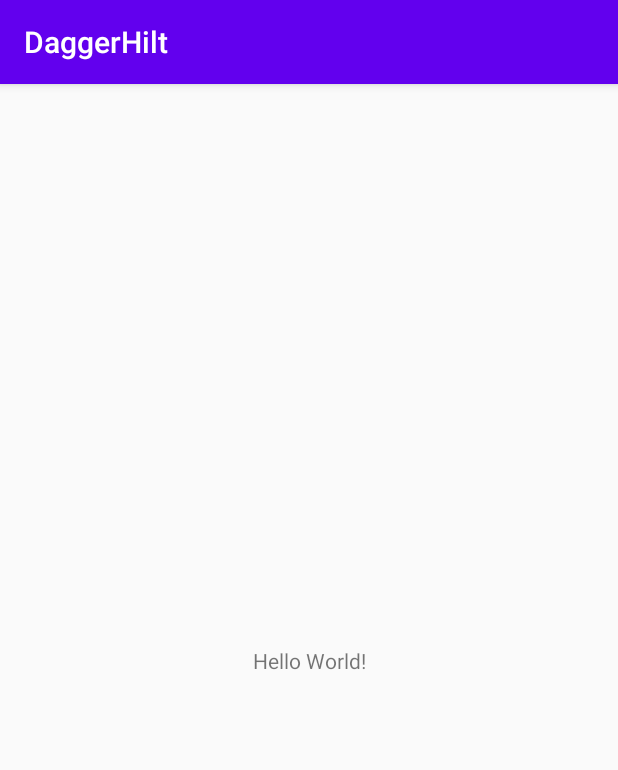
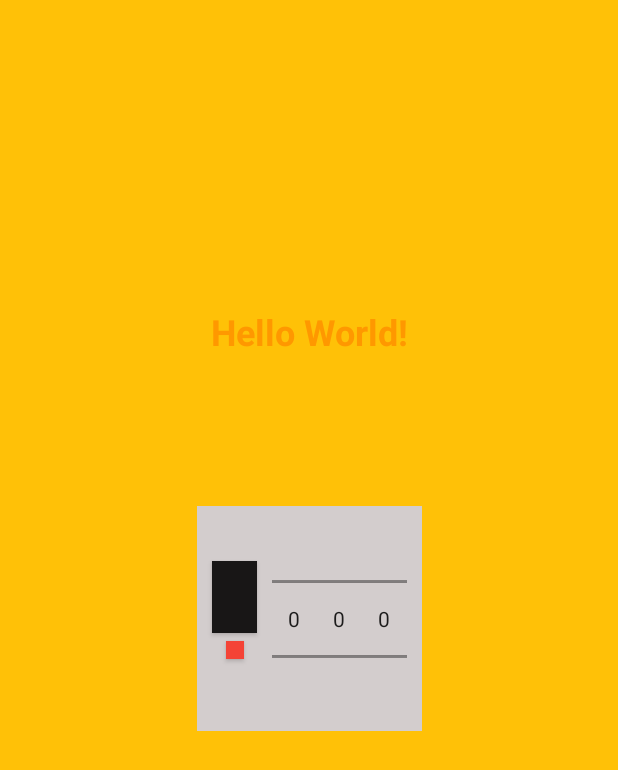
Before and after one commit to hyosikchoi/DaggerHiltSelfExample, an Android app: the screen it shows after launch (MainActivity), on a phone screen of 412 x 824 dp. Shown: the top 770 px of the screen. Run offline under Robolectric (Android 15) with nearby library versions, the phone set to English and light mode, and no system bars; our stand-ins replace Dagger/Hilt's generated code; network calls fail; 1 statement that could not run was skipped.

Commit message:
ui 구성

```diff
--- a/app/build.gradle
+++ b/app/build.gradle
@@ -72,7 +72,6 @@ dependencies {
     def life_cycle_version = "2.2.0"
     implementation("org.jetbrains.kotlinx:kotlinx-coroutines-android:1.3.5")
     implementation("org.jetbrains.kotlinx:kotlinx-coroutines-core:1.3.7")
-    implementation "androidx.lifecycle:lifecycle-viewmodel-ktx:2.2.0"
     implementation("androidx.lifecycle:lifecycle-viewmodel-ktx:$life_cycle_version")
     implementation("androidx.lifecycle:lifecycle-runtime-ktx:$life_cycle_version")
     implementation("androidx.lifecycle:lifecycle-livedata-ktx:$life_cycle_version")
@@ -87,4 +86,9 @@ dependencies {
     implementation 'com.squareup.retrofit2:retrofit:2.9.0'
     implementation 'com.squareup.retrofit2:converter-gson:2.9.0'
 
+    // Recyclerview
+    implementation("androidx.recyclerview:recyclerview:1.2.1")
+    // For control over item selection of both touch and mouse driven selection
+    implementation("androidx.recyclerview:recyclerview-selection:1.1.0")
+
 }
--- a/app/src/main/AndroidManifest.xml
+++ b/app/src/main/AndroidManifest.xml
@@ -10,10 +10,12 @@
         android:label="@string/app_name"
         android:roundIcon="@mipmap/ic_launcher_round"
         android:supportsRtl="true"
-        android:theme="@style/AppTheme"
+        android:theme="@style/AppTheme.NoActionBar"
         android:name=".MainApplication"
         >
-        <activity android:name=".MainActivity">
+        <activity android:name=".MainActivity"
+            android:exported="true"
+            >
             <intent-filter>
                 <action android:name="android.intent.action.MAIN" />
 
--- a/app/src/main/java/kr/co/daggerhilt/MainActivity.kt
+++ b/app/src/main/java/kr/co/daggerhilt/MainActivity.kt
@@ -31,7 +31,7 @@ class MainActivity : AppCompatActivity() , CoroutineScope {
             val response = api.pingPong()
             if(response.isSuccessful) {
                 withContext(Dispatchers.Main) {
-                    Toast.makeText(this@MainActivity , "response : ${response.body()}" , Toast.LENGTH_LONG).show()
+
                 }
             }
         }
--- /dev/null
+++ b/app/src/main/res/drawable/change_ripple.xml
@@ -0,0 +1,13 @@
+<?xml version="1.0" encoding="utf-8"?>
+<ripple xmlns:android="http://schemas.android.com/apk/res/android"
+    android:color="@color/gray">
+
+    <item android:id="@android:id/background">
+
+        <shape android:shape="rectangle">
+            <solid android:color="@color/red" />
+        </shape>
+
+    </item>
+
+</ripple>
--- /dev/null
+++ b/app/src/main/res/drawable/open_ripple.xml
@@ -0,0 +1,13 @@
+<?xml version="1.0" encoding="utf-8"?>
+<ripple xmlns:android="http://schemas.android.com/apk/res/android"
+    android:color="@color/gray"
+    >
+
+    <item android:id="@android:id/background">
+        <shape android:shape="rectangle">
+            <solid
+                android:color="@color/black"/>
+        </shape>
+    </item>
+
+</ripple>
--- a/app/src/main/res/layout/activity_main.xml
+++ b/app/src/main/res/layout/activity_main.xml
@@ -6,13 +6,84 @@
     android:layout_height="match_parent"
     tools:context=".MainActivity">
 
+
     <TextView
+        android:id="@+id/title"
         android:layout_width="wrap_content"
         android:layout_height="wrap_content"
         android:text="Hello World!"
-        app:layout_constraintBottom_toBottomOf="parent"
+        android:textSize="24sp"
+        android:textStyle="bold"
+        android:textColor="@color/orange"
+        android:textAlignment="center"
         app:layout_constraintLeft_toLeftOf="parent"
         app:layout_constraintRight_toRightOf="parent"
-        app:layout_constraintTop_toTopOf="parent" />
+        app:layout_constraintBottom_toTopOf="@+id/safe"
+        android:layout_marginBottom="100dp"
+        />
+
+    <androidx.constraintlayout.widget.ConstraintLayout
+        android:id="@+id/safe"
+        android:layout_width="150dp"
+        android:layout_height="150dp"
+        app:layout_constraintTop_toTopOf="parent"
+        app:layout_constraintStart_toStartOf="parent"
+        app:layout_constraintEnd_toEndOf="parent"
+        app:layout_constraintBottom_toBottomOf="parent"
+        android:background="@color/gray">
+
+        <NumberPicker
+            android:id="@+id/lastNum"
+            android:layout_width="30dp"
+            android:layout_height="100dp"
+            app:layout_constraintTop_toTopOf="parent"
+            app:layout_constraintBottom_toBottomOf="parent"
+            app:layout_constraintEnd_toEndOf="parent"
+            android:layout_marginEnd="10dp"
+            android:background="@color/gray"
+            />
+        <NumberPicker
+            android:id="@+id/middleNum"
+            android:layout_width="30dp"
+            android:layout_height="100dp"
+            app:layout_constraintTop_toTopOf="parent"
+            app:layout_constraintBottom_toBottomOf="parent"
+            app:layout_constraintEnd_toStartOf="@+id/lastNum"
+            android:background="@color/gray"
+            />
+        <NumberPicker
+            android:id="@+id/startNum"
+            android:layout_width="30dp"
+            android:layout_height="100dp"
+            app:layout_constraintTop_toTopOf="parent"
+            app:layout_constraintBottom_toBottomOf="parent"
+            app:layout_constraintEnd_toStartOf="@+id/middleNum"
+            android:background="@color/gray"
+            />
+
+        <androidx.appcompat.widget.AppCompatButton
+            android:id="@+id/openButton"
+            android:layout_width="30dp"
+            android:layout_height="wrap_content"
+            app:layout_constraintEnd_toStartOf="@+id/startNum"
+            app:layout_constraintTop_toTopOf="@id/startNum"
+            app:layout_constraintBottom_toBottomOf="@id/startNum"
+            android:layout_marginEnd="10dp"
+            android:layout_marginBottom="30dp"
+            android:background="@drawable/open_ripple"/>
+
+        <androidx.appcompat.widget.AppCompatButton
+            android:id="@+id/changePasswordButton"
+            android:layout_width="12dp"
+            android:layout_height="12dp"
+            android:background="@drawable/change_ripple"
+            app:layout_constraintStart_toStartOf="@+id/openButton"
+            app:layout_constraintEnd_toEndOf="@+id/openButton"
+            app:layout_constraintTop_toBottomOf="@+id/openButton"
+            android:layout_marginTop="5dp"/>
+
+
+    </androidx.constraintlayout.widget.ConstraintLayout>
+
 
 </androidx.constraintlayout.widget.ConstraintLayout>
--- a/app/src/main/res/values/colors.xml
+++ b/app/src/main/res/values/colors.xml
@@ -3,4 +3,9 @@
     <color name="colorPrimary">#6200EE</color>
     <color name="colorPrimaryDark">#3700B3</color>
     <color name="colorAccent">#03DAC5</color>
+    <color name="yellow">#FFC107</color>
+    <color name="orange">#FF9800</color>
+    <color name="gray">#D3CDCD</color>
+    <color name="black">#181616</color>
+    <color name="red">#F44336</color>
 </resources>
--- a/app/src/main/res/values/styles.xml
+++ b/app/src/main/res/values/styles.xml
@@ -7,4 +7,8 @@
         <item name="colorAccent">@color/colorAccent</item>
     </style>
 
+    <style name="AppTheme.NoActionBar" parent="Theme.AppCompat.Light.NoActionBar">
+       <item name="android:background">@color/yellow</item>
+    </style>
+
 </resources>
```
